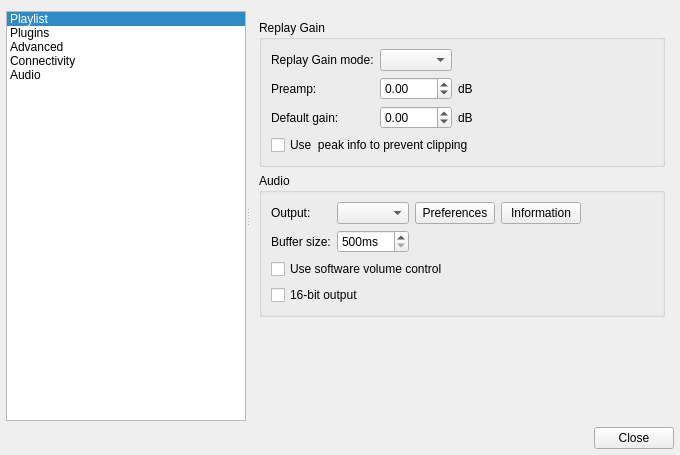
Before: the Qt Designer form src/qmmpui/forms/configdialog.ui in ksv1986/qmmp-staging, drawn with Qt 5.
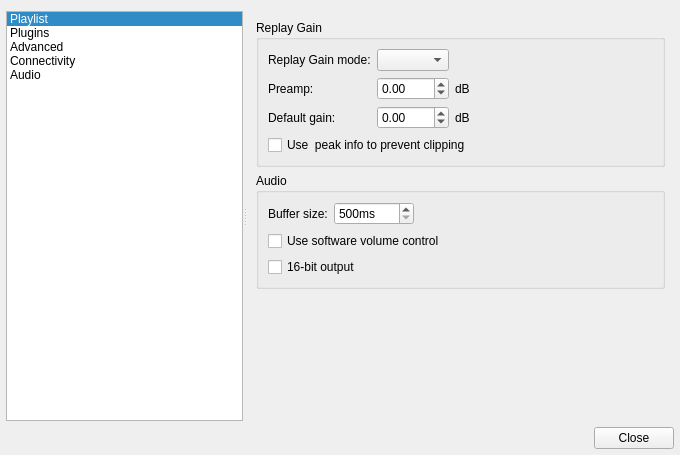
After: the same form once the commit is applied. The open tabs and pages were chosen to show the change. Icons and pictures are not drawn.

```diff
--- a/src/qmmpui/forms/configdialog.ui
+++ b/src/qmmpui/forms/configdialog.ui
@@ -742,65 +742,13 @@
           </property>
           <layout class="QGridLayout" name="gridLayout_8">
            <item row="0" column="0">
-            <widget class="QLabel" name="label_19">
-             <property name="text">
-              <string>Output:</string>
-             </property>
-            </widget>
-           </item>
-           <item row="0" column="1">
-            <widget class="QComboBox" name="outputComboBox"/>
-           </item>
-           <item row="0" column="2">
-            <widget class="QPushButton" name="outputPreferencesButton">
-             <property name="sizePolicy">
-              <sizepolicy hsizetype="Preferred" vsizetype="Fixed">
-               <horstretch>0</horstretch>
-               <verstretch>0</verstretch>
-              </sizepolicy>
-             </property>
-             <property name="text">
-              <string>Preferences</string>
-             </property>
-            </widget>
-           </item>
-           <item row="0" column="3">
-            <widget class="QPushButton" name="outputInformationButton">
-             <property name="sizePolicy">
-              <sizepolicy hsizetype="Preferred" vsizetype="Fixed">
-               <horstretch>0</horstretch>
-               <verstretch>0</verstretch>
-              </sizepolicy>
-             </property>
-             <property name="text">
-              <string>Information</string>
-             </property>
-            </widget>
-           </item>
-           <item row="0" column="4">
-            <spacer name="horizontalSpacer_5">
-             <property name="orientation">
-              <enum>Qt::Horizontal</enum>
-             </property>
-             <property name="sizeType">
-              <enum>QSizePolicy::Expanding</enum>
-             </property>
-             <property name="sizeHint" stdset="0">
-              <size>
-               <width>20</width>
-               <height>20</height>
-              </size>
-             </property>
-            </spacer>
-           </item>
-           <item row="1" column="0">
             <widget class="QLabel" name="label_20">
              <property name="text">
               <string>Buffer size:</string>
              </property>
             </widget>
            </item>
-           <item row="1" column="1">
+           <item row="0" column="1">
             <widget class="QSpinBox" name="bufferSizeSpinBox">
              <property name="sizePolicy">
               <sizepolicy hsizetype="Preferred" vsizetype="Fixed">
@@ -808,6 +756,12 @@
                <verstretch>0</verstretch>
               </sizepolicy>
              </property>
+             <property name="minimumSize">
+              <size>
+               <width>80</width>
+               <height>0</height>
+              </size>
+             </property>
              <property name="suffix">
               <string>ms</string>
              </property>
@@ -822,7 +776,7 @@
              </property>
             </widget>
            </item>
-           <item row="1" column="2" colspan="3">
+           <item row="0" column="2">
             <spacer name="horizontalSpacer_6">
              <property name="orientation">
               <enum>Qt::Horizontal</enum>
@@ -835,14 +789,14 @@
              </property>
             </spacer>
            </item>
-           <item row="2" column="0" colspan="5">
+           <item row="1" column="0" colspan="3">
             <widget class="QCheckBox" name="softVolumeCheckBox">
              <property name="text">
               <string>Use software volume control</string>
              </property>
             </widget>
            </item>
-           <item row="3" column="0" colspan="5">
+           <item row="2" column="0" colspan="3">
             <widget class="QCheckBox" name="use16BitCheckBox">
              <property name="text">
               <string>16-bit output</string>
```
Left out of the diff: 58 changed lines with no effect on the pictures.
